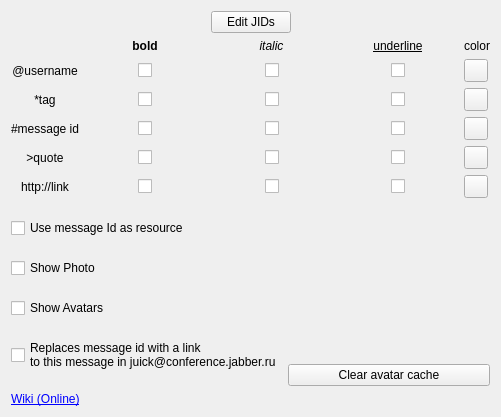
Before: the Qt Designer form generic/juickplugin/settings.ui in psi-im/plugins, drawn with Qt 5.
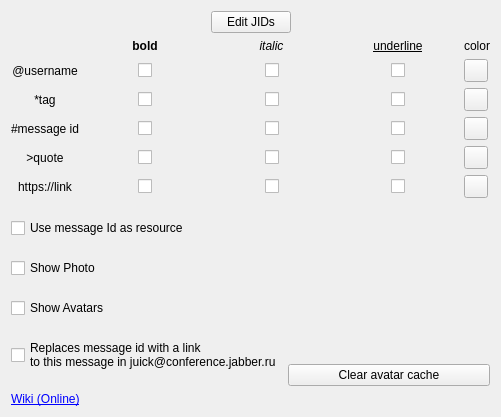
After: the same form once the commit is applied.

Commit message: Secure URLs: http --> https

```diff
--- a/generic/juickplugin/settings.ui
+++ b/generic/juickplugin/settings.ui
@@ -624,7 +624,7 @@
      <item row="5" column="0">
       <widget class="QLabel" name="label_5">
        <property name="text">
-        <string>http://link</string>
+        <string>https://link</string>
        </property>
        <property name="alignment">
         <set>Qt::AlignCenter</set>
```
The commit also changes 18 other files.
